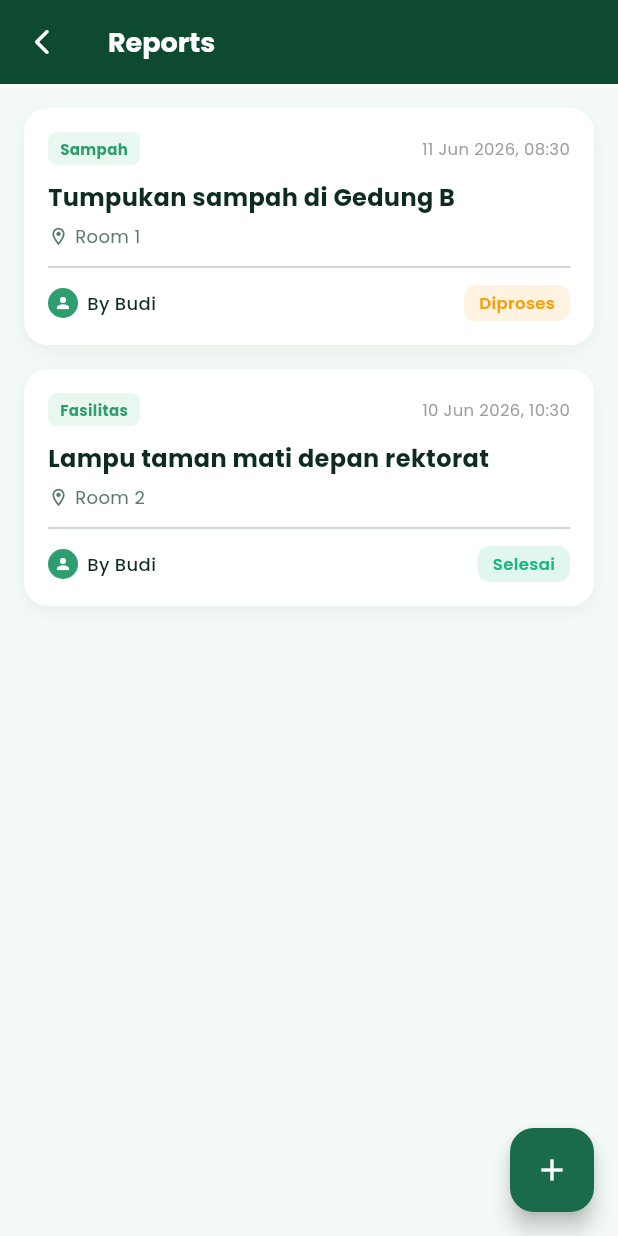
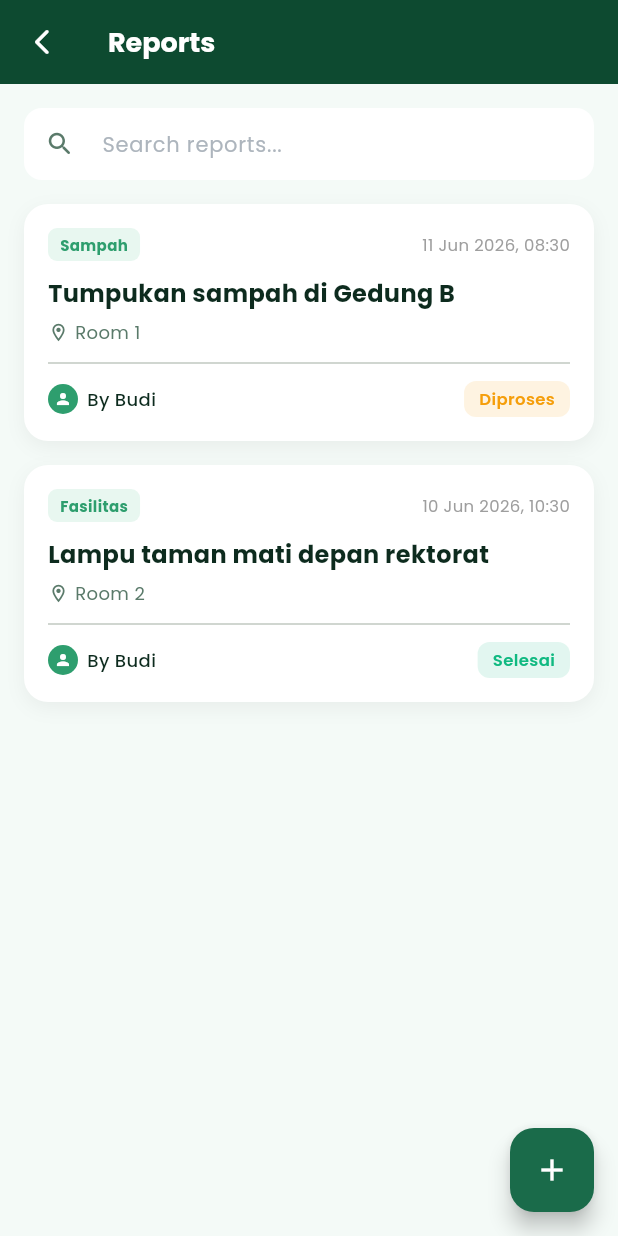
Before and after one commit to kukuhputra08/FP_EcoCampus, a Flutter app: the LaporanScreen screen opened directly, on a phone screen of 412 x 824 dp. Run offline on Flutter 3.47's test engine with Material 3 defaults, Android fonts, the phone set to English and light mode, and no system bars; our stand-ins replace google_fonts, image_picker.

Commit message:
feat: reports search bar, report creation checks, rewire reports screen to homepage
- Added search bar to laporan screen
- Buat laporan now requires an attached image
- Laporan images in both screens now displayed correctly
- Fixed missing wiring to both screens from homepage

```diff
--- a/lib/screens/laporan_screen.dart
+++ b/lib/screens/laporan_screen.dart
@@ -5,11 +5,29 @@ import '../data/report_data.dart';
 import '../models/report_model.dart';
 import 'buat_laporan_screen.dart';
 
-class LaporanScreen extends StatelessWidget {
+class LaporanScreen extends StatefulWidget {
   const LaporanScreen({super.key});
 
   @override
+  State<LaporanScreen> createState() => _LaporanScreenState();
+}
+
+class _LaporanScreenState extends State<LaporanScreen> {
+  final _searchController = TextEditingController();
+  String _searchQuery = '';
+
+  @override
+  void dispose() {
+    _searchController.dispose();
+    super.dispose();
+  }
+
+  @override
   Widget build(BuildContext context) {
+    final filteredReports = ReportData.reports
+        .where((r) => r.title.toLowerCase().contains(_searchQuery.toLowerCase()))
+        .toList();
+
     return Scaffold(
       backgroundColor: const Color(0xFFF4FAF7),
       appBar: AppBar(
@@ -23,15 +41,73 @@ class LaporanScreen extends StatelessWidget {
           onPressed: () => Navigator.pop(context),
         ),
       ),
-      body: ReportData.reports.isEmpty
-          ? const Center(child: Text("No reports yet."))
-          : ListView.builder(
-              padding: const EdgeInsets.all(16),
-              itemCount: ReportData.reports.length,
+      body: Column(
+        children: [
+          Padding(
+            padding: const EdgeInsets.fromLTRB(16, 16, 16, 8),
+            child: TextField(
+              controller: _searchController,
+              onChanged: (value) => setState(() => _searchQuery = value),
+              decoration: InputDecoration(
+                hintText: 'Search reports...',
+                hintStyle: const TextStyle(color: Color(0xFFADB5BD), fontSize: 14),
+                prefixIcon: const Icon(Icons.search_rounded, color: Color(0xFF5A7A6A), size: 20),
+                suffixIcon: _searchQuery.isNotEmpty
+                    ? IconButton(
+                  icon: const Icon(Icons.close_rounded, color: Color(0xFFADB5BD), size: 18),
+                  onPressed: () => setState(() {
+                    _searchQuery = '';
+                    _searchController.clear();
+                  }),
+                )
+                    : null,
+                filled: true,
+                fillColor: Colors.white,
+                contentPadding: const EdgeInsets.symmetric(vertical: 12),
+                border: OutlineInputBorder(
+                  borderRadius: BorderRadius.circular(12),
+                  borderSide: BorderSide.none,
+                ),
+                enabledBorder: OutlineInputBorder(
+                  borderRadius: BorderRadius.circular(12),
+                  borderSide: BorderSide.none,
+                ),
+                focusedBorder: OutlineInputBorder(
+                  borderRadius: BorderRadius.circular(12),
+                  borderSide: const BorderSide(color: Color(0xFF2E9E6E), width: 1.5),
+                ),
+              ),
+            ),
+          ),
+          Expanded(
+            child: filteredReports.isEmpty
+                ? Center(
+              child: Column(
+                mainAxisSize: MainAxisSize.min,
+                children: [
+                  Icon(
+                    _searchQuery.isNotEmpty ? Icons.search_off_rounded : Icons.description_outlined,
+                    size: 48,
+                    color: const Color(0xFFADB5BD),
+                  ),
+                  const SizedBox(height: 12),
+                  Text(
+                    _searchQuery.isNotEmpty ? 'No reports match "$_searchQuery"' : 'No reports yet.',
+                    style: const TextStyle(color: Color(0xFF5A7A6A), fontSize: 14),
+                  ),
+                ],
+              ),
+            )
+                : ListView.builder(
+              padding: const EdgeInsets.fromLTRB(16, 8, 16, 16),
+              itemCount: filteredReports.length,
               itemBuilder: (context, index) {
-                return _ReportCard(report: ReportData.reports[index]);
+                return _ReportCard(report: filteredReports[index]);
               },
             ),
+          ),
+        ],
+      ),
       floatingActionButton: FloatingActionButton(
         onPressed: () => Navigator.push(
           context,
@@ -72,9 +148,8 @@ class _ReportCard extends StatelessWidget {
               borderRadius: const BorderRadius.vertical(top: Radius.circular(16)),
               child: Image.file(
                 File(report.imagePath!),
-                height: 180,
                 width: double.infinity,
-                fit: BoxFit.cover,
+                fit: BoxFit.contain,
                 errorBuilder: (context, error, stackTrace) => Container(
                   height: 180,
                   color: Colors.grey[200],
```
Also changed, not shown: lib/screens/buat_laporan_screen.dart (+28 -12 lines), lib/screens/homescreen.dart (+12 -10 lines).
